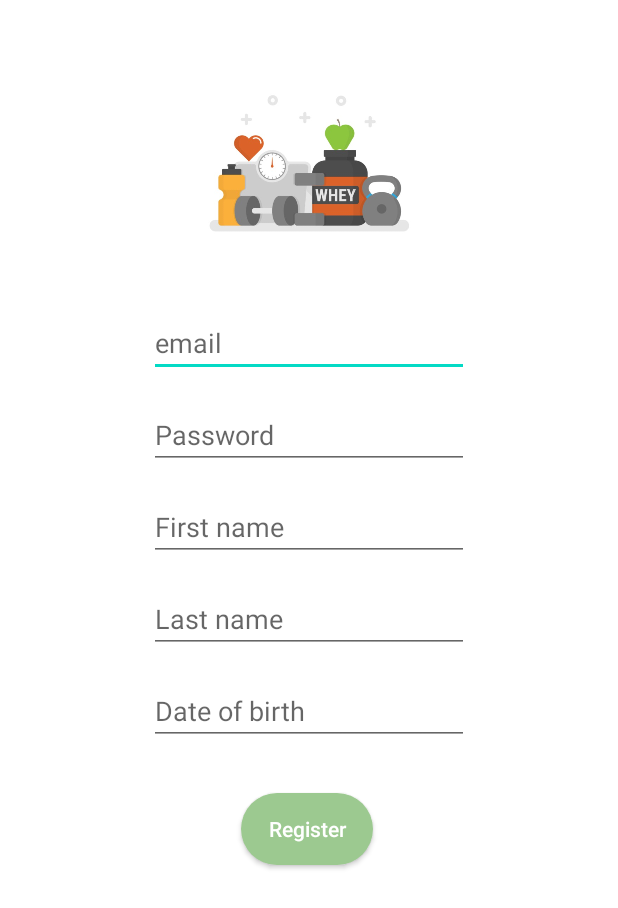
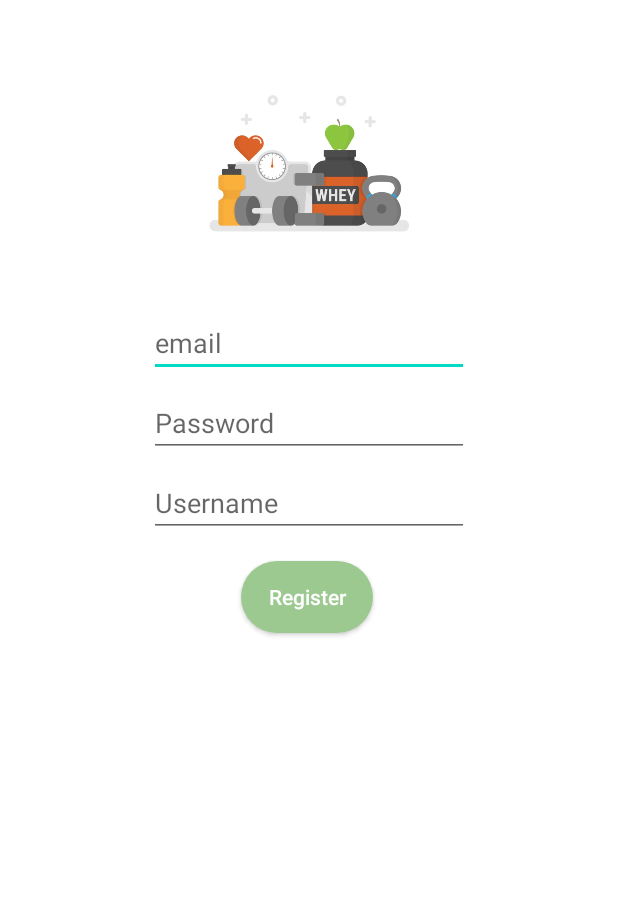
Before and after one commit to Pomoranca/SupplementShop, an Android app: the fragment RegisterFragment shown on its own in the app's theme, on a phone screen of 412 x 824 dp. Shown: the top 908 px of the screen. Run offline under Robolectric (Android 15) with nearby library versions, the phone set to English and light mode, and no system bars; our stand-ins replace data binding; libraries missing offline, so code that uses them is left out: com.apollographql.apollo.

Commit message:
Add register

```diff
--- a/app/src/main/java/com/coffeetime/supplementshop/ui/login/FragmentRegisterViewModel.kt
+++ b/app/src/main/java/com/coffeetime/supplementshop/ui/login/FragmentRegisterViewModel.kt
@@ -1,6 +1,69 @@
 package com.coffeetime.supplementshop.ui.login
 
-import androidx.lifecycle.ViewModel
+import android.app.Application
+import android.widget.Toast
+import androidx.lifecycle.AndroidViewModel
+import androidx.lifecycle.LiveData
+import androidx.lifecycle.MutableLiveData
+import com.apollographql.apollo.coroutines.toDeferred
+import com.coffeetime.supplementshop.CreateUserMutation
+import com.coffeetime.supplementshop.network.apolloClient
+import kotlinx.coroutines.CoroutineScope
+import kotlinx.coroutines.Dispatchers
+import kotlinx.coroutines.Job
+import kotlinx.coroutines.launch
+import java.lang.Exception
 
-class FragmentRegisterViewModel: ViewModel() {
+enum class RegisterStatus { LOADING, ERROR, DONE }
+
+class FragmentRegisterViewModel(application: Application) : AndroidViewModel(application) {
+
+    private val _status = MutableLiveData<RegisterStatus>()
+
+    val status: LiveData<RegisterStatus>
+        get() = _status
+
+    val context = application.applicationContext
+
+    val viewModelJob = Job()
+    val coroutineScope = CoroutineScope(viewModelJob + Dispatchers.Main)
+
+    private val _navigateToLoginFragment = MutableLiveData<Boolean>()
+
+    val navigateToLoginFragment: LiveData<Boolean>
+        get() = _navigateToLoginFragment
+
+    fun onNavigateToLoginFragmentCompleted() {
+        _navigateToLoginFragment.value = false
+    }
+
+    fun onNavigateToLoginFragment() {
+        Toast.makeText(context, "User created", Toast.LENGTH_SHORT).show()
+        _navigateToLoginFragment.value = true
+
+    }
+
+    fun registerUser(name: String, email: String, password: String) {
+        coroutineScope.launch {
+            _status.value = RegisterStatus.LOADING
+            val response =
+                try {
+                    apolloClient(context).mutate(CreateUserMutation(name, email, password))
+                        .toDeferred()
+                        .await()
+
+                } catch (e: Exception) {
+                    e.printStackTrace()
+                    return@launch
+                }
+            _status.value = RegisterStatus.DONE
+
+            if (response.hasErrors()) {
+                _status.value = RegisterStatus.ERROR
+                Toast.makeText(context, response.errors()[0].message(), Toast.LENGTH_SHORT).show()
+                return@launch
+            }
+            onNavigateToLoginFragment()
+        }
+    }
 }
--- a/app/src/main/res/layout/fragment_register.xml
+++ b/app/src/main/res/layout/fragment_register.xml
@@ -18,19 +18,19 @@
 
         <Button
             android:id="@+id/registerButton"
+            style="@style/ButtonContinue"
             android:layout_width="wrap_content"
             android:layout_height="wrap_content"
-            android:layout_marginTop="32dp"
+            android:layout_marginTop="16dp"
             android:text="Register"
-            style="@style/ButtonContinue"
             android:textAllCaps="false"
-            app:layout_constraintEnd_toEndOf="@+id/passwordTextView"
+            app:layout_constraintEnd_toEndOf="@+id/passwordEditText"
             app:layout_constraintHorizontal_bias="0.491"
-            app:layout_constraintStart_toStartOf="@+id/passwordTextView"
-            app:layout_constraintTop_toBottomOf="@+id/dobEditText" />
+            app:layout_constraintStart_toStartOf="@+id/passwordEditText"
+            app:layout_constraintTop_toBottomOf="@+id/nameEditText" />
 
         <EditText
-            android:id="@+id/emailTextView"
+            android:id="@+id/emailEditText"
             android:layout_width="wrap_content"
             android:layout_height="wrap_content"
             android:layout_marginTop="24dp"
@@ -42,54 +42,30 @@
             app:layout_constraintTop_toBottomOf="@+id/imageView2" />
 
         <EditText
-            android:id="@+id/passwordTextView"
+            android:id="@+id/passwordEditText"
             android:layout_width="wrap_content"
             android:layout_height="wrap_content"
-            android:layout_marginTop="16dp"
+            android:layout_marginTop="8dp"
             android:ems="10"
             android:hint="Password"
             android:inputType="textPassword"
-            app:layout_constraintEnd_toEndOf="@+id/emailTextView"
+            app:layout_constraintEnd_toEndOf="@+id/emailEditText"
             app:layout_constraintHorizontal_bias="0.0"
-            app:layout_constraintStart_toStartOf="@+id/emailTextView"
-            app:layout_constraintTop_toBottomOf="@+id/emailTextView" />
+            app:layout_constraintStart_toStartOf="@+id/emailEditText"
+            app:layout_constraintTop_toBottomOf="@+id/emailEditText" />
 
 
         <EditText
-            android:id="@+id/firstNameEditText"
+            android:id="@+id/nameEditText"
             android:layout_width="wrap_content"
             android:layout_height="wrap_content"
-            android:layout_marginTop="16dp"
+            android:layout_marginTop="8dp"
             android:ems="10"
-            android:hint="First name"
+            android:hint="Username"
             android:inputType="textPersonName"
-            app:layout_constraintEnd_toEndOf="@+id/passwordTextView"
-            app:layout_constraintStart_toStartOf="@+id/passwordTextView"
-            app:layout_constraintTop_toBottomOf="@+id/passwordTextView" />
-
-        <EditText
-            android:id="@+id/lastNameEditText"
-            android:layout_width="wrap_content"
-            android:layout_height="wrap_content"
-            android:layout_marginTop="16dp"
-            android:ems="10"
-            android:hint="Last name"
-            android:inputType="textPersonName"
-            app:layout_constraintEnd_toEndOf="@+id/firstNameEditText"
-            app:layout_constraintStart_toStartOf="@+id/firstNameEditText"
-            app:layout_constraintTop_toBottomOf="@+id/firstNameEditText" />
-
-        <EditText
-            android:id="@+id/dobEditText"
-            android:layout_width="wrap_content"
-            android:layout_height="wrap_content"
-            android:layout_marginTop="16dp"
-            android:ems="10"
-            android:hint="Date of birth"
-            android:inputType="textPersonName"
-            app:layout_constraintEnd_toEndOf="@+id/lastNameEditText"
-            app:layout_constraintStart_toStartOf="@+id/lastNameEditText"
-            app:layout_constraintTop_toBottomOf="@+id/lastNameEditText" />
+            app:layout_constraintEnd_toEndOf="@+id/passwordEditText"
+            app:layout_constraintStart_toStartOf="@+id/passwordEditText"
+            app:layout_constraintTop_toBottomOf="@+id/passwordEditText" />
 
         <ImageView
             android:id="@+id/imageView2"
--- a/build.gradle
+++ b/build.gradle
@@ -15,6 +15,7 @@ buildscript {
         // NOTE: Do not place your application dependencies here; they belong
         // in the individual module build.gradle files
     }
+
 }
 
 allprojects {
```
Also changed, not shown: app/build.gradle (+7 -2 lines), app/src/main/graphql/com/coffetime/supplementshop/introspectionSchema.json (added, +1 -0 lines), app/src/main/java/com/coffeetime/supplementshop/ui/login/FragmentLogin.kt (+14 -1 lines), app/src/main/java/com/coffeetime/supplementshop/ui/login/FragmentLoginViewModel.kt (+3 -8 lines), app/src/main/java/com/coffeetime/supplementshop/ui/login/RegisterFragment.kt (+19 -0 lines), app/src/main/res/layout/fragment_login.xml (+11 -12 lines), app/src/main/res/navigation/nav_graph.xml (+11 -0 lines), 1 other file.
